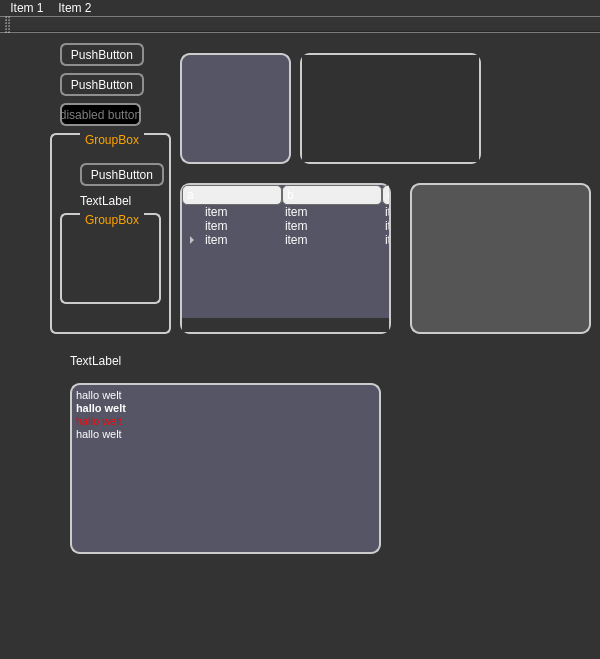
Before: the Qt Designer form qt-frontend/StyleDemo/mainwindow.ui in phresnel/picogen, drawn with Qt 5.
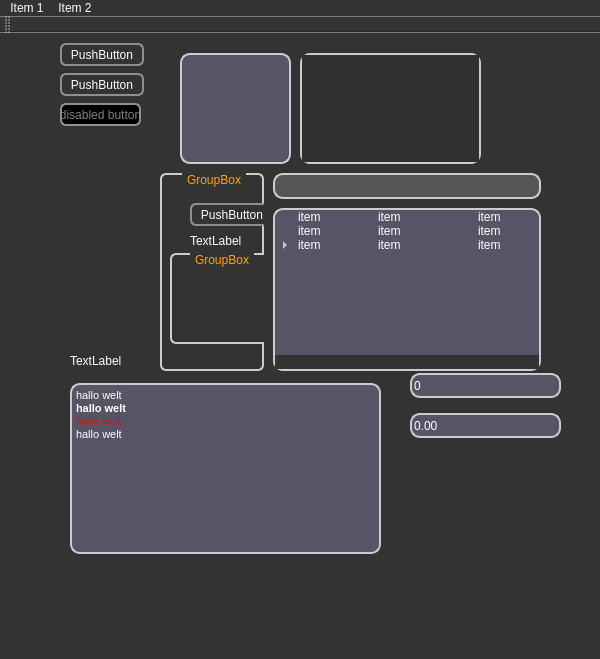
After: the same form once the commit is applied.

Commit message: update styles (splitter, spin boxes)

What changed in the file:
```diff
--- a/qt-frontend/StyleDemo/mainwindow.ui
+++ b/qt-frontend/StyleDemo/mainwindow.ui
@@ -39,7 +39,7 @@
 	color:transparent;
 }
 
-QGraphicsView, QMdiArea, QTreeView, QTextEdit {
+QGraphicsView, QMdiArea, QTreeView, QTextEdit, QSpinBox, QDoubleSpinBox {
 	border:2px solid #ccc;
 	border-radius:10px; 
 	background-color:#556;
@@ -113,7 +113,41 @@
 	subcontrol-origin: margin;
 	subcontrol-position: top center; /* position at the top center */
 	padding: 0 3px;
-}</string>
+}
+
+
+QSpinBox::up-arrow, QSpinBox::up-button,
+QDoubleSpinBox::up-arrow, QDoubleSpinBox::up-button {
+    width:0px;height:0px;
+}
+QSpinBox::down-arrow, QSpinBox::down-button,
+QDoubleSpinBox::down-arrow, QDoubleSpinBox::down-button {
+    width:0px;height:0px;
+}
+
+
+QSplitter::handle:vertical{
+	border: 1px solid transparent;
+	border-radius:4px;
+	height:5px;
+	background-color: 
+		qlineargradient(x1:0, y1:0, x2:0, y2:1,
+                                       stop:0 #91b191, stop: 0.5 #607050,
+                                       stop: 0.6 #536343, stop:1 #91b191);
+}
+QSplitter::handle:horizontal{
+	border: 1px solid transparent;
+	border-radius:4px;
+	width:5px;
+	background-color: 
+		qlineargradient(x1:0, y1:0, x2:1, y2:0,
+                                       stop:0 #91b191, stop: 0.5 #607050,
+                                       stop: 0.6 #536343, stop:1 #91b191);
+}
+QSplitter::handle:hover {
+	border:1px solid #faa;
+}
+</string>
   </property>
   <widget class="QWidget" name="centralWidget">
    <widget class="QPushButton" name="pushButton">
@@ -158,58 +192,6 @@
      <string>disabled button</string>
     </property>
    </widget>
-   <widget class="QGroupBox" name="groupBox">
-    <property name="geometry">
-     <rect>
-      <x>50</x>
-      <y>100</y>
-      <width>121</width>
-      <height>201</height>
-     </rect>
-    </property>
-    <property name="title">
-     <string>GroupBox</string>
-    </property>
-    <widget class="QGroupBox" name="groupBox_2">
-     <property name="geometry">
-      <rect>
-       <x>10</x>
-       <y>80</y>
-       <width>101</width>
-       <height>91</height>
-      </rect>
-     </property>
-     <property name="title">
-      <string>GroupBox</string>
-     </property>
-    </widget>
-    <widget class="QPushButton" name="pushButton_4">
-     <property name="geometry">
-      <rect>
-       <x>30</x>
-       <y>30</y>
-       <width>84</width>
-       <height>23</height>
-      </rect>
-     </property>
-     <property name="text">
-      <string>PushButton</string>
-     </property>
-    </widget>
-    <widget class="QLabel" name="label">
-     <property name="geometry">
-      <rect>
-       <x>30</x>
-       <y>60</y>
-       <width>58</width>
-       <height>15</height>
-      </rect>
-     </property>
-     <property name="text">
-      <string>TextLabel</string>
-     </property>
-    </widget>
-   </widget>
    <widget class="QGraphicsView" name="graphicsView">
     <property name="geometry">
      <rect>
@@ -223,90 +205,6 @@
      <string notr="true"/>
     </property>
    </widget>
-   <widget class="QTreeWidget" name="treeWidget">
-    <property name="geometry">
-     <rect>
-      <x>180</x>
-      <y>150</y>
-      <width>211</width>
-      <height>151</height>
-     </rect>
-    </property>
-    <property name="styleSheet">
-     <string notr="true"/>
-    </property>
-    <attribute name="headerVisible">
-     <bool>true</bool>
-    </attribute>
-    <attribute name="headerDefaultSectionSize">
-     <number>100</number>
-    </attribute>
-    <attribute name="headerDefaultSectionSize">
-     <number>100</number>
-    </attribute>
-    <attribute name="headerVisible">
-     <bool>true</bool>
-    </attribute>
-    <column>
-     <property name="text">
-      <string>a</string>
-     </property>
-    </column>
-    <column>
-     <property name="text">
-      <string>b</string>
-     </property>
-    </column>
-    <column>
-     <property name="text">
-      <string>c</string>
-     </property>
-    </column>
-    <item>
-     <property name="text">
-      <string>item</string>
-     </property>
-     <property name="text">
-      <string>item</string>
-     </property>
-     <property name="text">
-      <string>item</string>
-     </property>
-    </item>
-    <item>
-     <property name="text">
-      <string>item</string>
-     </property>
-     <property name="text">
-      <string>item</string>
-     </property>
-     <property name="text">
-      <string>item</string>
-     </property>
-    </item>
-    <item>
-     <property name="text">
-      <string>item</string>
-     </property>
-     <property name="text">
-      <string>item</string>
-     </property>
-     <property name="text">
-      <string>item</string>
-     </property>
-     <item>
-      <property name="text">
-       <string>item</string>
-      </property>
-      <property name="text">
-       <string>item</string>
-      </property>
-      <property name="text">
-       <string>item</string>
-      </property>
-     </item>
-    </item>
-   </widget>
    <widget class="QMdiArea" name="mdiArea">
     <property name="geometry">
      <rect>
@@ -337,27 +235,6 @@
      </property>
     </widget>
    </widget>
-   <widget class="QFrame" name="frame">
-    <property name="geometry">
-     <rect>
-      <x>410</x>
-      <y>150</y>
-      <width>181</width>
-      <height>151</height>
-     </rect>
-    </property>
-    <property name="styleSheet">
-     <string notr="true">	border:2px solid #ccc;
-	border-radius:10px; 
-	background-color:#555;</string>
-    </property>
-    <property name="frameShape">
-     <enum>QFrame::StyledPanel</enum>
-    </property>
-    <property name="frameShadow">
-     <enum>QFrame::Raised</enum>
-    </property>
-   </widget>
    <widget class="QTextEdit" name="textEdit">
     <property name="geometry">
      <rect>
@@ -395,6 +272,183 @@
      <string>TextLabel</string>
     </property>
    </widget>
+   <widget class="QSpinBox" name="spinBox">
+    <property name="geometry">
+     <rect>
+      <x>410</x>
+      <y>340</y>
+      <width>151</width>
+      <height>25</height>
+     </rect>
+    </property>
+    <property name="styleSheet">
+     <string notr="true"/>
+    </property>
+   </widget>
+   <widget class="QDoubleSpinBox" name="doubleSpinBox">
+    <property name="geometry">
+     <rect>
+      <x>410</x>
+      <y>380</y>
+      <width>151</width>
+      <height>25</height>
+     </rect>
+    </property>
+   </widget>
+   <widget class="QSplitter" name="splitter_2">
+    <property name="geometry">
+     <rect>
+      <x>160</x>
+      <y>140</y>
+      <width>381</width>
+      <height>198</height>
+     </rect>
+    </property>
+    <property name="styleSheet">
+     <string notr="true"/>
+    </property>
+    <property name="orientation">
+     <enum>Qt::Horizontal</enum>
+    </property>
+    <widget class="QGroupBox" name="groupBox">
+     <property name="title">
+      <string>GroupBox</string>
+     </property>
+     <widget class="QGroupBox" name="groupBox_2">
+      <property name="geometry">
+       <rect>
+        <x>10</x>
+        <y>80</y>
+        <width>101</width>
+        <height>91</height>
+       </rect>
+      </property>
+      <property name="title">
+       <string>GroupBox</string>
+      </property>
+     </widget>
+     <widget class="QPushButton" name="pushButton_4">
+      <property name="geometry">
+       <rect>
+        <x>30</x>
+        <y>30</y>
+        <width>84</width>
+        <height>23</height>
+       </rect>
+      </property>
+      <property name="text">
+       <string>PushButton</string>
+      </property>
+     </widget>
+     <widget class="QLabel" name="label">
+      <property name="geometry">
+       <rect>
+        <x>30</x>
+        <y>60</y>
+        <width>58</width>
+        <height>15</height>
+       </rect>
+      </property>
+      <property name="text">
+       <string>TextLabel</string>
+      </property>
+     </widget>
+    </widget>
+    <widget class="QSplitter" name="splitter">
+     <property name="orientation">
+      <enum>Qt::Vertical</enum>
+     </property>
+     <widget class="QFrame" name="frame">
+      <property name="styleSheet">
+       <string notr="true">	border:2px solid #ccc;
+	border-radius:10px; 
+	background-color:#555;</string>
+      </property>
+      <property name="frameShape">
+       <enum>QFrame::StyledPanel</enum>
+      </property>
+      <property name="frameShadow">
+       <enum>QFrame::Raised</enum>
+      </property>
+     </widget>
+     <widget class="QTreeWidget" name="treeWidget">
+      <property name="styleSheet">
+       <string notr="true"/>
+      </property>
+      <attribute name="headerVisible">
+       <bool>false</bool>
+      </attribute>
+      <attribute name="headerDefaultSectionSize">
+       <number>100</number>
+      </attribute>
+      <attribute name="headerDefaultSectionSize">
+       <number>100</number>
+      </attribute>
+      <attribute name="headerVisible">
+       <bool>false</bool>
+      </attribute>
+      <column>
+       <property name="text">
+        <string>a</string>
+       </property>
+      </column>
+      <column>
+       <property name="text">
+        <string>b</string>
+       </property>
+      </column>
+      <column>
+       <property name="text">
+        <string>c</string>
+       </property>
+      </column>
+      <item>
+       <property name="text">
+        <string>item</string>
+       </property>
+       <property name="text">
+        <string>item</string>
+       </property>
+       <property name="text">
+        <string>item</string>
+       </property>
+      </item>
+      <item>
+       <property name="text">
+        <string>item</string>
+       </property>
+       <property name="text">
+        <string>item</string>
+       </property>
+       <property name="text">
+        <string>item</string>
+       </property>
+      </item>
+      <item>
+       <property name="text">
+        <string>item</string>
+       </property>
+       <property name="text">
+        <string>item</string>
+       </property>
+       <property name="text">
+        <string>item</string>
+       </property>
+       <item>
+        <property name="text">
+         <string>item</string>
+        </property>
+        <property name="text">
+         <string>item</string>
+        </property>
+        <property name="text">
+         <string>item</string>
+        </property>
+       </item>
+      </item>
+     </widget>
+    </widget>
+   </widget>
   </widget>
   <widget class="QMenuBar" name="menuBar">
    <property name="geometry">
```
Left out of the diff: 2 changed lines with no effect on the pictures. The commit also changes 2 other files.
